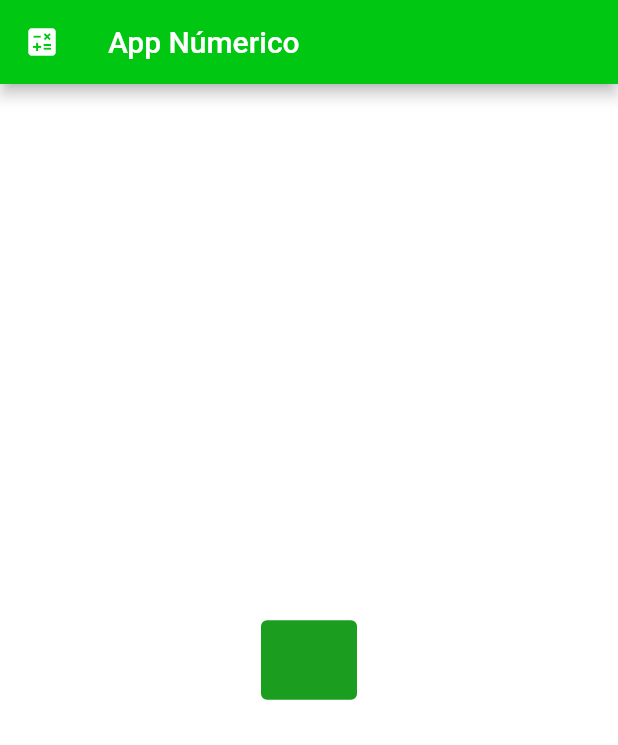
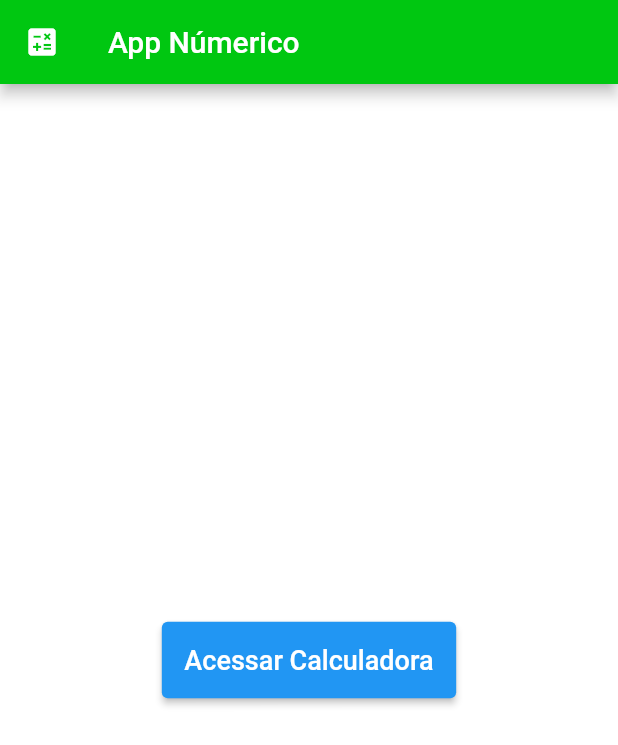
Before and after one commit to enthonyedu/App-Numerico, a Flutter app: the screen it shows after launch, on a phone screen of 412 x 824 dp. Shown: the top 745 px of the screen. Run offline on Flutter 3.47's test engine with Material 2 defaults, Android fonts, the phone set to English and light mode, and no system bars.

Commit message:
feat: adicionado opção de escolher cor do botão

```diff
--- a/lib/components/main_button.dart
+++ b/lib/components/main_button.dart
@@ -1,17 +1,21 @@
 import 'package:flutter/material.dart';
 
-ElevatedButton mainButton({Function()? funcao, String texto = ''}) {
+ElevatedButton mainButton(
+    {Function()? buttonFunction,
+    String buttonText = '',
+    Color buttonCollor = Colors.blue}) {
   return ElevatedButton(
-    onPressed: funcao,
+    onPressed: buttonFunction,
     style: ButtonStyle(
-      backgroundColor:
-          MaterialStateProperty.all(const Color.fromARGB(255, 27, 157, 31)),
-      padding: MaterialStateProperty.all(const EdgeInsets.all(15)),
+      backgroundColor: MaterialStateProperty.all<Color>(buttonCollor),
+      padding: MaterialStateProperty.all<EdgeInsetsGeometry>(
+          const EdgeInsets.all(15)),
     ),
     child: Text(
-      texto,
+      buttonText,
       style: const TextStyle(
-        fontSize: 20,
+        fontSize: 18,
+        color: Colors.white,
       ),
     ),
   );
```
